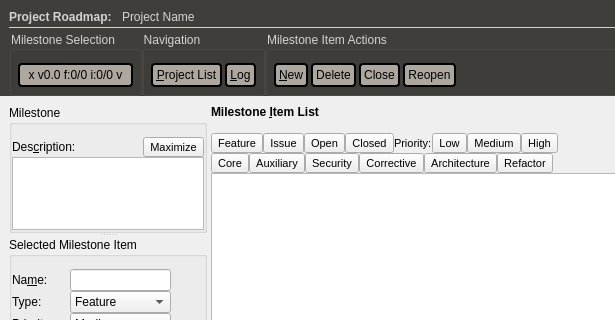
Old version of the form forms/roadmap2.ui in the repository skriticos/nelia1; both pictures show x 0 to 615 and y 0 to 320 of the 800 by 600 pixel window.
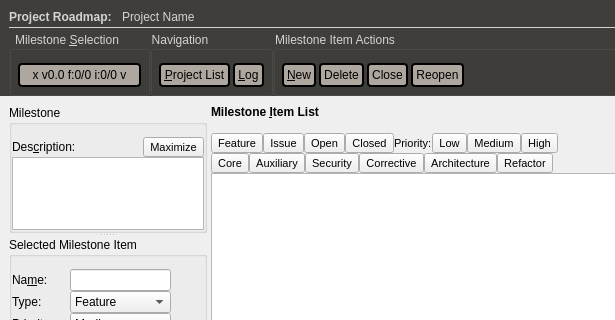
New version of the form.

Commit message: implemented mistnavi / MilestoneButton skeleton

What changed in the file:
```diff
--- a/forms/roadmap2.ui
+++ b/forms/roadmap2.ui
@@ -160,7 +160,7 @@
             </sizepolicy>
            </property>
            <property name="title">
-            <string>Milestone Selection</string>
+            <string>Milestone &amp;Selection</string>
            </property>
            <layout class="QGridLayout" name="gridLayout">
             <property name="leftMargin">
```
Left out of the diff: 4 changed lines with no effect on the pictures. The commit also changes 3 other files.
